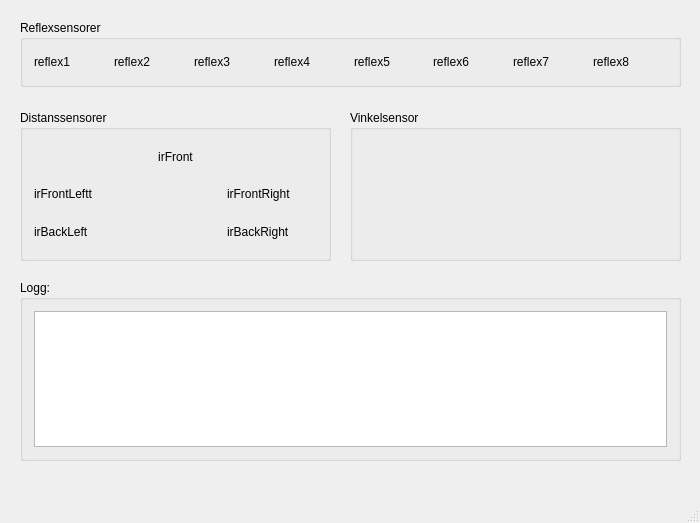
Qt form PC-software/mainwindow.ui (ll-KS-ll/tsea29-kmm) before a commit.
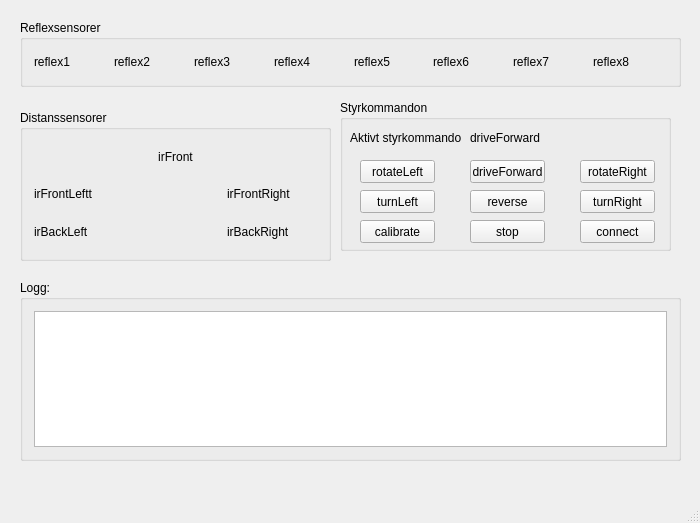
The same form after that commit.

Commit message:
Replaced gyro with steeringcommand in the gui.
Since the gyrodata rarely is updated/used we dont need to keep track of
it constantly.

Instead keeping track of the active steering command and being able to
change it via the GUI is now added in the dummy.

Diff of the .ui file:
```diff
--- a/PC-software/mainwindow.ui
+++ b/PC-software/mainwindow.ui
@@ -82,8 +82,8 @@
    <widget class="QGroupBox" name="groupBox_2">
     <property name="geometry">
      <rect>
-      <x>350</x>
-      <y>110</y>
+      <x>340</x>
+      <y>100</y>
       <width>331</width>
       <height>151</height>
      </rect>
@@ -92,11 +92,154 @@
      <bool>true</bool>
     </property>
     <property name="title">
-     <string>Vinkelsensor</string>
+     <string>Styrkommandon</string>
     </property>
     <property name="flat">
      <bool>false</bool>
     </property>
+    <widget class="QLabel" name="label">
+     <property name="geometry">
+      <rect>
+       <x>10</x>
+       <y>30</y>
+       <width>111</width>
+       <height>16</height>
+      </rect>
+     </property>
+     <property name="text">
+      <string>Aktivt styrkommando:</string>
+     </property>
+    </widget>
+    <widget class="QLabel" name="activeCmd">
+     <property name="geometry">
+      <rect>
+       <x>130</x>
+       <y>30</y>
+       <width>131</width>
+       <height>16</height>
+      </rect>
+     </property>
+     <property name="text">
+      <string>driveForward</string>
+     </property>
+    </widget>
+    <widget class="QPushButton" name="driveForward">
+     <property name="geometry">
+      <rect>
+       <x>130</x>
+       <y>60</y>
+       <width>75</width>
+       <height>23</height>
+      </rect>
+     </property>
+     <property name="text">
+      <string>driveForward</string>
+     </property>
+    </widget>
+    <widget class="QPushButton" name="rotateRight">
+     <property name="geometry">
+      <rect>
+       <x>240</x>
+       <y>60</y>
+       <width>75</width>
+       <height>23</height>
+      </rect>
+     </property>
+     <property name="text">
+      <string>rotateRight</string>
+     </property>
+    </widget>
+    <widget class="QPushButton" name="turnLeft">
+     <property name="geometry">
+      <rect>
+       <x>20</x>
+       <y>90</y>
+       <width>75</width>
+       <height>23</height>
+      </rect>
+     </property>
+     <property name="text">
+      <string>turnLeft</string>
+     </property>
+    </widget>
+    <widget class="QPushButton" name="reverse">
+     <property name="geometry">
+      <rect>
+       <x>130</x>
+       <y>90</y>
+       <width>75</width>
+       <height>23</height>
+      </rect>
+     </property>
+     <property name="text">
+      <string>reverse</string>
+     </property>
+    </widget>
+    <widget class="QPushButton" name="turnRight">
+     <property name="geometry">
+      <rect>
+       <x>240</x>
+       <y>90</y>
+       <width>75</width>
+       <height>23</height>
+      </rect>
+     </property>
+     <property name="text">
+      <string>turnRight</string>
+     </property>
+    </widget>
+    <widget class="QPushButton" name="rotateLeft">
+     <property name="geometry">
+      <rect>
+       <x>20</x>
+       <y>60</y>
+       <width>75</width>
+       <height>23</height>
+      </rect>
+     </property>
+     <property name="text">
+      <string>rotateLeft</string>
+     </property>
+    </widget>
+    <widget class="QPushButton" name="calibrate">
+     <property name="geometry">
+      <rect>
+       <x>20</x>
+       <y>120</y>
+       <width>75</width>
+       <height>23</height>
+      </rect>
+     </property>
+     <property name="text">
+      <string>calibrate</string>
+     </property>
+    </widget>
+    <widget class="QPushButton" name="stop">
+     <property name="geometry">
+      <rect>
+       <x>130</x>
+       <y>120</y>
+       <width>75</width>
+       <height>23</height>
+      </rect>
+     </property>
+     <property name="text">
+      <string>stop</string>
+     </property>
+    </widget>
+    <widget class="QPushButton" name="connect">
+     <property name="geometry">
+      <rect>
+       <x>240</x>
+       <y>120</y>
+       <width>75</width>
+       <height>23</height>
+      </rect>
+     </property>
+     <property name="text">
+      <string>connect</string>
+     </property>
+    </widget>
    </widget>
    <widget class="QGroupBox" name="groupBox_3">
     <property name="geometry">
```
Left out of the diff: 6 changed lines with no effect on the pictures.
